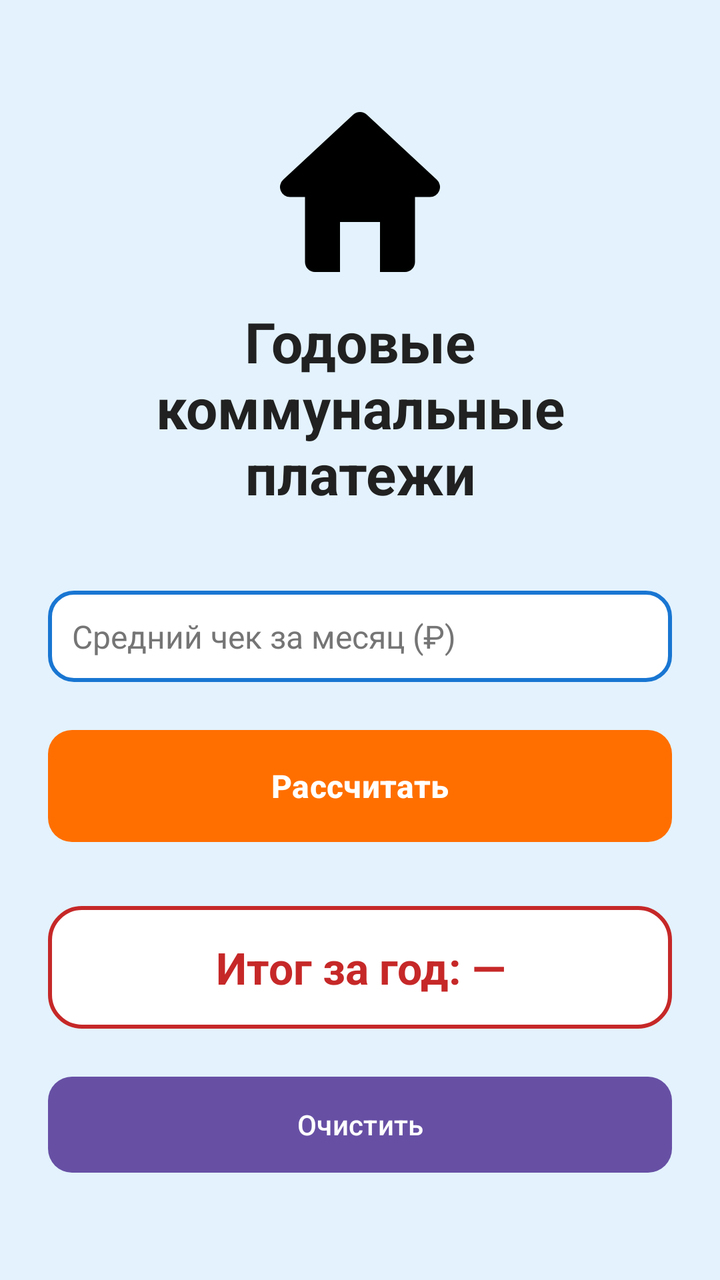
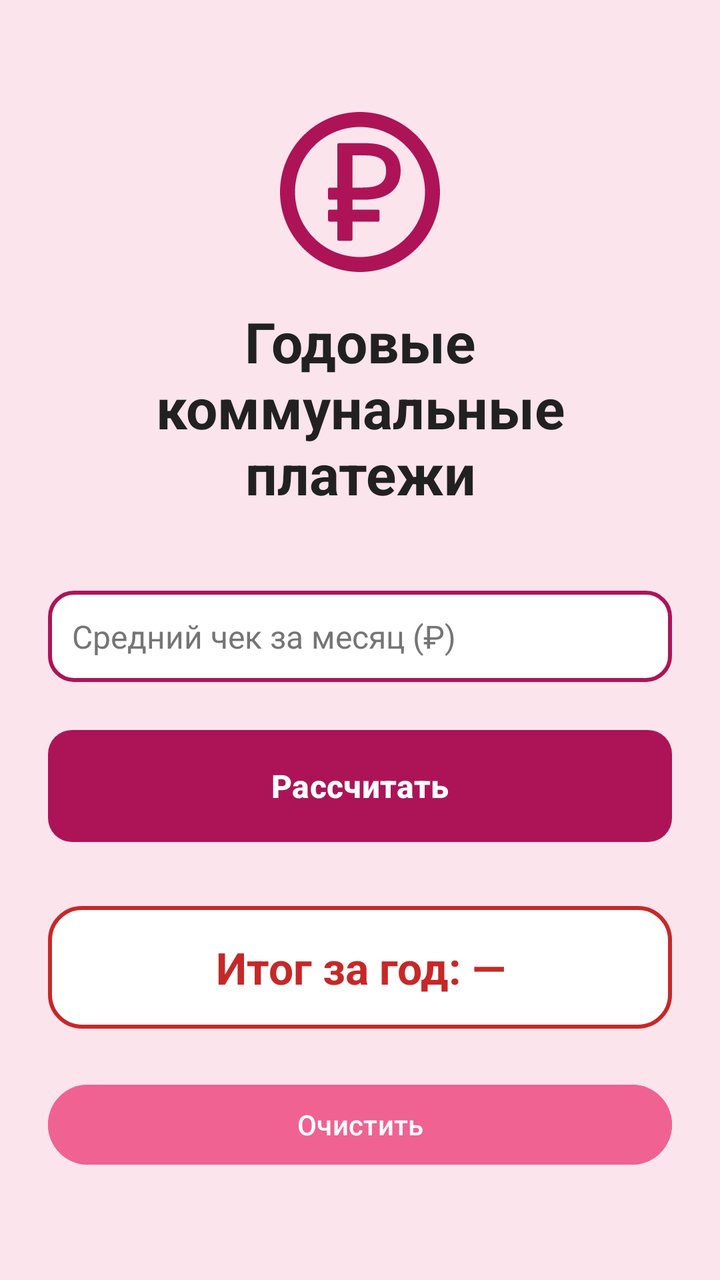

The first picture is an Android layout as it rendered before a commit; the second is the same layout after the commit. The layout source and the unified diff follow.
<!-- AndroidManifest.xml: application theme Theme.MobileDevelopment -->
<!-- res/layout/activity_main.xml -->
<?xml version="1.0" encoding="utf-8"?>
<androidx.constraintlayout.widget.ConstraintLayout
    xmlns:android="http://schemas.android.com/apk/res/android"
    xmlns:app="http://schemas.android.com/apk/res-auto"
    xmlns:tools="http://schemas.android.com/tools"
    android:id="@+id/main"
    android:layout_width="match_parent"
    android:layout_height="match_parent"
    android:background="@color/colorBackground"
    android:padding="24dp"
    tools:context=".MainActivity">

    
    <ImageView
        android:id="@+id/imageViewIcon"
        android:layout_width="80dp"
        android:layout_height="80dp"
        android:layout_marginTop="32dp"
        android:contentDescription="Иконка"
        android:src="@drawable/ic_home"
        app:layout_constraintEnd_toEndOf="parent"
        app:layout_constraintStart_toStartOf="parent"
        app:layout_constraintTop_toTopOf="parent" />

    
    <TextView
        android:id="@+id/textViewTitle"
        android:layout_width="0dp"
        android:layout_height="wrap_content"
        android:layout_marginTop="16dp"
        android:gravity="center"
        android:text="@string/title_main"
        android:textColor="@color/colorTextDark"
        android:textSize="28sp"
        android:textStyle="bold"
        app:layout_constraintEnd_toEndOf="parent"
        app:layout_constraintStart_toStartOf="parent"
        app:layout_constraintTop_toBottomOf="@id/imageViewIcon" />

    
    <EditText
        android:id="@+id/editTextMonthlyBill"
        android:layout_width="0dp"
        android:layout_height="wrap_content"
        android:layout_marginTop="40dp"
        android:background="@drawable/edittext_background"
        android:hint="@string/hint_monthly_bill"
        android:inputType="numberDecimal"
        android:textColor="@color/colorTextDark"
        android:textColorHint="#757575"
        android:textSize="16sp"
        app:layout_constraintEnd_toEndOf="parent"
        app:layout_constraintStart_toStartOf="parent"
        app:layout_constraintTop_toBottomOf="@id/textViewTitle" />

    
    <Button
        android:id="@+id/buttonCalculate"
        android:layout_width="0dp"
        android:layout_height="56dp"
        android:layout_marginTop="24dp"
        android:background="@drawable/button_background"
        android:text="@string/btn_calculate"
        android:textColor="@color/white"
        android:textSize="16sp"
        android:textStyle="bold"
        app:backgroundTint="@null"
        app:layout_constraintEnd_toEndOf="parent"
        app:layout_constraintStart_toStartOf="parent"
        app:layout_constraintTop_toBottomOf="@id/editTextMonthlyBill" />

    
    <TextView
        android:id="@+id/textViewResult"
        android:layout_width="0dp"
        android:layout_height="wrap_content"
        android:layout_marginTop="32dp"
        android:background="@drawable/result_background"
        android:gravity="center"
        android:text="@string/result_default"
        android:textColor="@color/colorResult"
        android:textSize="22sp"
        android:textStyle="bold"
        app:layout_constraintEnd_toEndOf="parent"
        app:layout_constraintStart_toStartOf="parent"
        app:layout_constraintTop_toBottomOf="@id/buttonCalculate" />

    
    <Button
        android:id="@+id/buttonClear"
        android:layout_width="0dp"
        android:layout_height="48dp"
        android:layout_marginTop="24dp"
        android:background="@drawable/button_background"
        android:backgroundTint="@color/colorPrimary"
        android:text="@string/btn_clear"
        android:textColor="@color/white"
        android:textSize="14sp"
        app:layout_constraintEnd_toEndOf="parent"
        app:layout_constraintStart_toStartOf="parent"
        app:layout_constraintTop_toBottomOf="@id/textViewResult" />

</androidx.constraintlayout.widget.ConstraintLayout>
<!-- resources referenced by this layout -->
<resources>
  <color name="colorBackground">#E3F2FD</color>
  <color name="colorPrimary">#1976D2</color>
  <color name="colorResult">#C62828</color>
  <color name="colorTextDark">#212121</color>
  <color name="white">#FFFFFFFF</color>
  <!-- drawable button_background (drawable) -->
  <?xml version="1.0" encoding="utf-8"?>
  <shape xmlns:android="http://schemas.android.com/apk/res/android"
      android:shape="rectangle">
  
      <solid android:color="@color/colorAccent" />
      <corners android:radius="12dp" />
  </shape>
  <!-- drawable edittext_background (drawable) -->
  <?xml version="1.0" encoding="utf-8"?>
  <shape xmlns:android="http://schemas.android.com/apk/res/android"
      android:shape="rectangle">
  
      <solid android:color="@color/white" />
      <stroke
          android:width="2dp"
          android:color="@color/colorPrimary" />
      <corners android:radius="12dp" />
      <padding
          android:left="12dp"
          android:top="12dp"
          android:right="12dp"
          android:bottom="12dp" />
  </shape>
  <!-- drawable ic_home (drawable) -->
  <vector xmlns:android="http://schemas.android.com/apk/res/android"
      android:width="32dp"
      android:height="32dp"
      android:viewportWidth="32"
      android:viewportHeight="32">
    <path
        android:pathData="M16,0A2,2 0,0 0,14.639 0.535L0.639,13.535A2,2 0,0 0,2 17L5,17L5,30C5,31.108 5.892,32 7,32L12,32L12,22L20,22L20,32L25,32C26.108,32 27,31.108 27,30L27,17L30,17A2,2 0,0 0,31.361 13.535L17.361,0.535A2,2 0,0 0,16 0z"
        android:strokeAlpha="0.34638"
        android:strokeLineJoin="round"
        android:strokeWidth="1.88976"
        android:fillColor="#000000"
        android:strokeLineCap="round"/>
  </vector>
  <!-- drawable result_background (drawable) -->
  <?xml version="1.0" encoding="utf-8"?>
  <shape xmlns:android="http://schemas.android.com/apk/res/android"
      android:shape="rectangle">
  
      <solid android:color="@color/white" />
      <stroke
          android:width="2dp"
          android:color="@color/colorResult" />
      <corners android:radius="16dp" />
      <padding
          android:left="16dp"
          android:top="16dp"
          android:right="16dp"
          android:bottom="16dp" />
  </shape>
  <string name="btn_calculate">Рассчитать</string>
  <string name="btn_clear">Очистить</string>
  <string name="hint_monthly_bill">Средний чек за месяц (₽)</string>
  <string name="result_default">Итог за год: —</string>
  <string name="title_main">Годовые коммунальные платежи</string>
  <style name="Theme.MobileDevelopment" parent="Base.Theme.MobileDevelopment" />
  <color name="colorAccent">#FF6F00</color>
  <style name="Base.Theme.MobileDevelopment" parent="Theme.Material3.DayNight.NoActionBar">
          
          
      </style>
</resources>

<!-- the commit's change to res/layout/activity_main.xml (unified diff, before → after) -->
@@ -17,7 +17,7 @@
         android:layout_height="80dp"
         android:layout_marginTop="32dp"
         android:contentDescription="Иконка"
-        android:src="@drawable/ic_home"
+        android:src="@drawable/ic_money"
         app:layout_constraintEnd_toEndOf="parent"
         app:layout_constraintStart_toStartOf="parent"
         app:layout_constraintTop_toTopOf="parent" />
@@ -47,7 +47,7 @@
         android:hint="@string/hint_monthly_bill"
         android:inputType="numberDecimal"
         android:textColor="@color/colorTextDark"
-        android:textColorHint="#757575"
+        android:textColorHint="@color/colorTextSecondary"
         android:textSize="16sp"
         app:layout_constraintEnd_toEndOf="parent"
         app:layout_constraintStart_toStartOf="parent"
@@ -64,7 +64,7 @@
         android:textColor="@color/white"
         android:textSize="16sp"
         android:textStyle="bold"
-        app:backgroundTint="@null"
+        app:backgroundTint="@color/colorPrimary"
         app:layout_constraintEnd_toEndOf="parent"
         app:layout_constraintStart_toStartOf="parent"
         app:layout_constraintTop_toBottomOf="@id/editTextMonthlyBill" />
@@ -91,8 +91,7 @@
         android:layout_width="0dp"
         android:layout_height="48dp"
         android:layout_marginTop="24dp"
-        android:background="@drawable/button_background"
-        android:backgroundTint="@color/colorPrimary"
+        android:backgroundTint="@color/colorAccent"
         android:text="@string/btn_clear"
         android:textColor="@color/white"
         android:textSize="14sp"
<!-- resource entries referenced after the edit -->
@@ -1,9 +1,10 @@
 <!-- resources referenced by this layout -->
 <resources>
-  <color name="colorBackground">#E3F2FD</color>
-  <color name="colorPrimary">#1976D2</color>
+  <color name="colorBackground">#FCE4EC</color>
+  <color name="colorPrimary">#AD1457</color>
   <color name="colorResult">#C62828</color>
   <color name="colorTextDark">#212121</color>
+  <color name="colorTextSecondary">#757575</color>
   <color name="white">#FFFFFFFF</color>
   <!-- drawable button_background (drawable) -->
   <?xml version="1.0" encoding="utf-8"?>
@@ -29,19 +30,16 @@
           android:right="12dp"
           android:bottom="12dp" />
   </shape>
-  <!-- drawable ic_home (drawable) -->
+  <!-- drawable ic_money (drawable) -->
   <vector xmlns:android="http://schemas.android.com/apk/res/android"
       android:width="32dp"
       android:height="32dp"
       android:viewportWidth="32"
       android:viewportHeight="32">
     <path
-        android:pathData="M16,0A2,2 0,0 0,14.639 0.535L0.639,13.535A2,2 0,0 0,2 17L5,17L5,30C5,31.108 5.892,32 7,32L12,32L12,22L20,22L20,32L25,32C26.108,32 27,31.108 27,30L27,17L30,17A2,2 0,0 0,31.361 13.535L17.361,0.535A2,2 0,0 0,16 0z"
-        android:strokeAlpha="0.34638"
+        android:pathData="M16,0C7.181,0 0,7.181 0,16C0,24.819 7.181,32 16,32C24.819,32 32,24.819 32,16C32,7.181 24.819,0 16,0zM16,3C23.197,3 29,8.803 29,16C29,23.197 23.197,29 16,29C8.803,29 3,23.197 3,16C3,8.803 8.803,3 16,3zM11.758,6.236A0.3,0.3 0,0 0,11.459 6.535L11.459,15.121L9.916,15.121A0.3,0.3 0,0 0,9.615 15.422L9.615,17.24A0.3,0.3 0,0 0,9.916 17.539L11.459,17.539L11.459,19.52L9.916,19.52A0.3,0.3 0,0 0,9.615 19.82L9.615,21.637A0.3,0.3 0,0 0,9.916 21.938L11.459,21.938L11.459,25.465A0.3,0.3 0,0 0,11.758 25.764L14.199,25.764A0.3,0.3 0,0 0,14.5 25.465L14.5,21.938L19.602,21.938A0.3,0.3 0,0 0,19.902 21.637L19.902,19.82A0.3,0.3 0,0 0,19.602 19.52L14.5,19.52L14.5,17.539L16.83,17.539C17.8,17.539 18.721,17.441 19.592,17.24C20.479,17.038 21.262,16.71 21.932,16.254A0.3,0.3 0,0 0,21.934 16.252C22.607,15.785 23.145,15.18 23.539,14.445A0.3,0.3 0,0 0,23.541 14.443C23.941,13.688 24.135,12.785 24.135,11.748C24.135,9.995 23.53,8.595 22.33,7.648C21.127,6.69 19.37,6.236 17.084,6.236L11.758,6.236zM14.5,8.68L17.135,8.68C17.945,8.68 18.613,8.762 19.133,8.92A0.3,0.3 0,0 0,19.139 8.922C19.675,9.074 20.086,9.285 20.383,9.545C20.685,9.81 20.894,10.119 21.021,10.486C21.153,10.866 21.221,11.289 21.221,11.76C21.221,12.487 21.092,13.058 20.854,13.482C20.607,13.913 20.279,14.243 19.857,14.488C19.438,14.729 18.934,14.896 18.338,14.984A0.3,0.3 0,0 0,18.336 14.984C17.734,15.075 17.089,15.121 16.398,15.121L14.5,15.121L14.5,8.68z"
         android:strokeLineJoin="round"
-        android:strokeWidth="1.88976"
-        android:fillColor="#000000"
-        android:strokeLineCap="round"/>
+        android:fillColor="#ad1457"/>
   </vector>
   <!-- drawable result_background (drawable) -->
   <?xml version="1.0" encoding="utf-8"?>
@@ -65,7 +63,7 @@
   <string name="result_default">Итог за год: —</string>
   <string name="title_main">Годовые коммунальные платежи</string>
   <style name="Theme.MobileDevelopment" parent="Base.Theme.MobileDevelopment" />
-  <color name="colorAccent">#FF6F00</color>
+  <color name="colorAccent">#F06292</color>
   <style name="Base.Theme.MobileDevelopment" parent="Theme.Material3.DayNight.NoActionBar">
           
           
